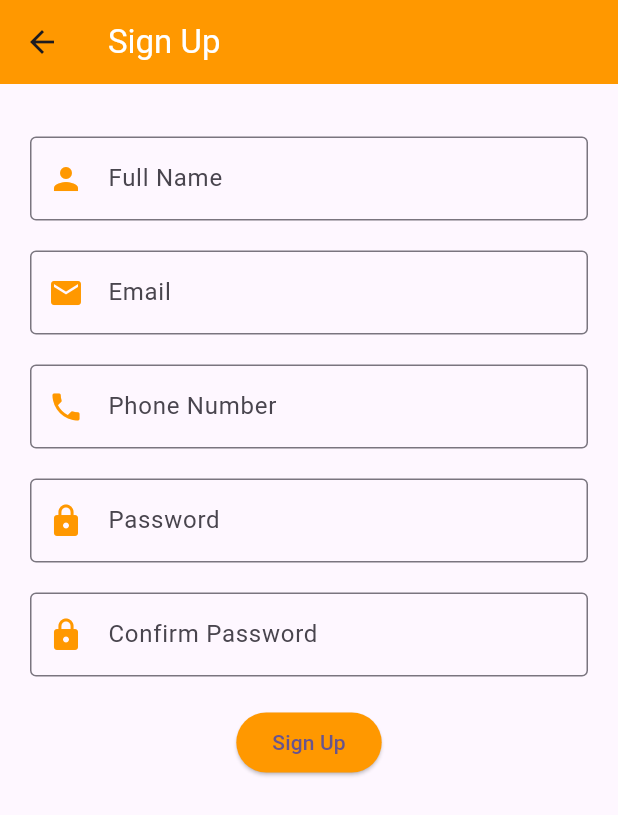
After one commit to laithabuaisheh1/tasks, a Flutter app: the screen it shows after launch, after a tap on "Sign Up", on a phone screen of 412 x 824 dp. The commit adds this screen. Shown: the top 815 px of the screen. Run offline on Flutter 3.47's test engine with Material 3 defaults, Android fonts, the phone set to English and light mode, and no system bars.

Commit message:
task6 & task7 06022025 2:48

```diff
--- a/lib/tasks/task5.dart
+++ b/lib/tasks/task5.dart
@@ -1,9 +1,10 @@
-//import 'dart:math';
-
-//import 'package:flutter/cupertino.dart';
 import 'package:flutter/material.dart';
 
-// login page Orange Money
+import 'task6.dart';
+import 'task7.dart';
+// import 'package:tasks/tasks/task6.dart';
+// import 'package:tasks/tasks/task7.dart';
+
 class Task5 extends StatefulWidget {
   const Task5({super.key});
 
@@ -41,6 +42,8 @@ class _Task5 extends State<Task5> {
                 decoration: InputDecoration(
                   labelText: "Phone Number",
                   border: OutlineInputBorder(),
+                  prefixIcon: Icon(Icons.phone),
+                  prefix: Text("+962"),
                 ),
                 keyboardType: TextInputType.phone,
               ),
@@ -59,13 +62,19 @@ class _Task5 extends State<Task5> {
                   labelText: "password",
                   border: OutlineInputBorder(),
                   suffixIcon: Icon(Icons.visibility_off),
+                  // suffix: Text("show"),
                 ),
               ),
               SizedBox(height: 10),
               Align(
                 alignment: Alignment.centerRight,
                 child: TextButton(
-                  onPressed: () {},
+                  onPressed: () {
+                    // Navigator.push(
+                    //   context,
+                    //   MaterialPageRoute(builder: (context) => ForgotPassword()),
+                    // );
+                  },
                   child: Text(
                     "Forgot Password?",
                     style: TextStyle(color: Colors.orange),
@@ -75,7 +84,12 @@ class _Task5 extends State<Task5> {
               SizedBox(
                 width: double.infinity,
                 child: ElevatedButton(
-                    onPressed: () {},
+                    onPressed: () {
+                      Navigator.push(
+                        context,
+                        MaterialPageRoute(builder: (context) => Task7()),
+                      );
+                    },
                     style: ElevatedButton.styleFrom(
                       backgroundColor: Colors.orange,
                       padding: EdgeInsets.symmetric(vertical: 15),
@@ -98,7 +112,12 @@ class _Task5 extends State<Task5> {
                 children: [
                   Expanded(
                     child: ElevatedButton(
-                      onPressed: () {},
+                      onPressed: () {
+                        Navigator.push(
+                          context,
+                          MaterialPageRoute(builder: (context) => Task6()),
+                        );
+                      },
                       style: ElevatedButton.styleFrom(
                         backgroundColor: Colors.orange,
                         padding: EdgeInsets.symmetric(vertical: 15),
@@ -109,7 +128,7 @@ class _Task5 extends State<Task5> {
                           Icon(Icons.add, color: Colors.white),
                           SizedBox(width: 10),
                           Text(
-                            "Register",
+                            "Sign Up",
                             style: TextStyle(fontSize: 18, color: Colors.white),
                           ),
                         ],
--- /dev/null
+++ b/lib/tasks/task6.dart
@@ -0,0 +1,85 @@
+import 'package:flutter/material.dart';
+
+// sign up page ...
+class Task6 extends StatefulWidget {
+  const Task6({super.key});
+
+  @override
+  State<Task6> createState() => _Task6State();
+}
+
+class _Task6State extends State<Task6> {
+  @override
+  Widget build(BuildContext context) {
+    return Scaffold(
+      appBar: AppBar(
+        title: Text("Sign Up", style: TextStyle(color: Colors.white)),
+        backgroundColor: Colors.orange,
+      ),
+      body: Padding(
+        padding: EdgeInsets.all(20),
+        child: Column(
+          crossAxisAlignment: CrossAxisAlignment.center,
+          children: [
+            SizedBox(height: 15),
+            TextField(
+              decoration: InputDecoration(
+                labelText: "Full Name",
+                border: OutlineInputBorder(),
+                prefixIcon: Icon(
+                  Icons.person,
+                  color: Colors.orange,
+                ),
+              ),
+              keyboardType: TextInputType.text,
+            ),
+            SizedBox(height: 20),
+            TextField(
+              decoration: InputDecoration(
+                labelText: "Email",
+                border: OutlineInputBorder(),
+                prefixIcon: Icon(Icons.email, color: Colors.orange),
+              ),
+              keyboardType: TextInputType.emailAddress,
+            ),
+            SizedBox(height: 20),
+            TextField(
+              decoration: InputDecoration(
+                labelText: "Phone Number",
+                border: OutlineInputBorder(),
+                prefixIcon: Icon(Icons.phone, color: Colors.orange),
+              ),
+              keyboardType: TextInputType.phone,
+            ),
+            SizedBox(height: 20),
+            TextField(
+              decoration: InputDecoration(
+                labelText: "Password",
+                border: OutlineInputBorder(),
+                prefixIcon: Icon(Icons.lock, color: Colors.orange),
+              ),
+              obscureText: true,
+            ),
+            SizedBox(height: 20),
+            TextField(
+              decoration: InputDecoration(
+                labelText: "Confirm Password",
+                border: OutlineInputBorder(),
+                prefixIcon: Icon(Icons.lock, color: Colors.orange),
+              ),
+              obscureText: true,
+            ),
+            SizedBox(height: 20),
+            ElevatedButton(
+              onPressed: () {},
+              style: ElevatedButton.styleFrom(
+                backgroundColor: Colors.orange,
+              ),
+              child: Text("Sign Up"),
+            ),
+          ],
+        ),
+      ),
+    );
+  }
+}
--- /dev/null
+++ b/lib/tasks/task7.dart
@@ -0,0 +1,19 @@
+import 'package:flutter/material.dart';
+// home screen ...
+
+class Task7 extends StatefulWidget {
+  const Task7({super.key});
+
+  @override
+  State<Task7> createState() => _Task7();
+}
+
+class _Task7 extends State<Task7> {
+  @override
+  Widget build(BuildContext context) {
+    return Scaffold(
+      appBar: AppBar(),
+      body: Text("Home Screen"),
+    );
+  }
+}
```
